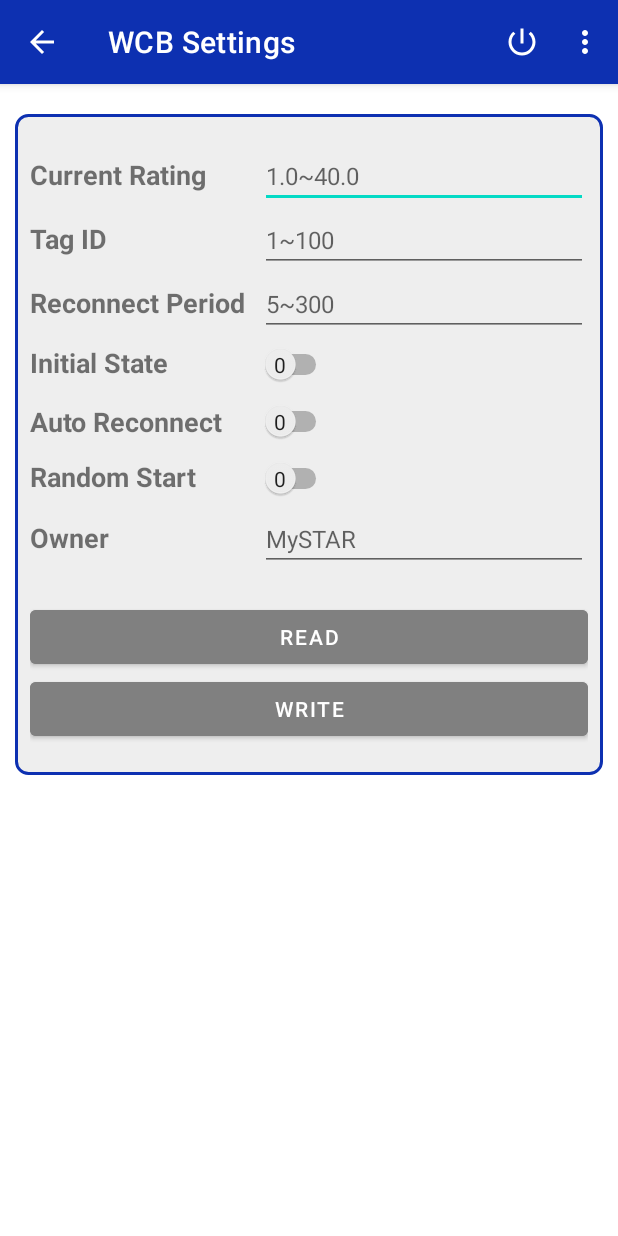
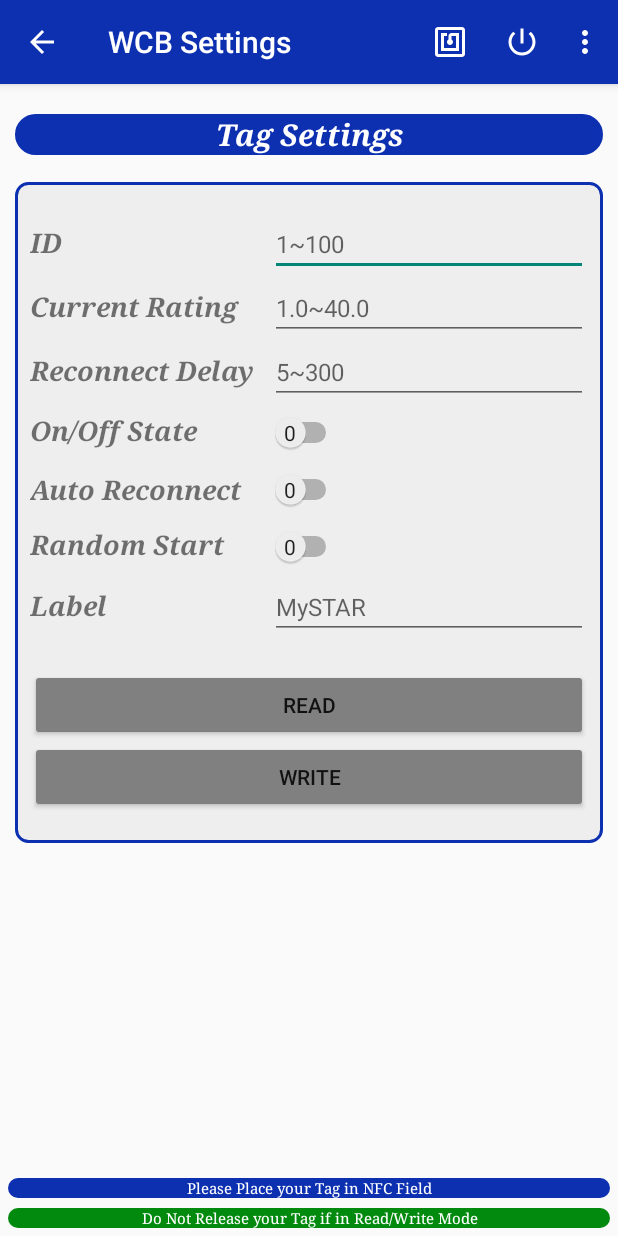
Before and after one commit to EumundDK/WCB_Settings, an Android app: the screen it shows after launch (MainActivity), on a phone screen of 412 x 824 dp. Run offline under Robolectric (Android 15) with nearby library versions, the phone set to English and light mode, and no system bars.

Commit message:
#update 20230711

```diff
--- a/app/src/main/AndroidManifest.xml
+++ b/app/src/main/AndroidManifest.xml
@@ -7,7 +7,7 @@
 
     <application
         android:allowBackup="true"
-        android:icon="@drawable/wcbsetting"
+        android:icon="@drawable/setting"
         android:label="@string/app_name"
         android:roundIcon="@mipmap/ic_launcher_round"
         android:supportsRtl="true"
--- /dev/null
+++ b/app/src/main/res/drawable/baseline_nfc_24dp.xml
@@ -0,0 +1,11 @@
+<vector
+    android:height="24dp"
+    android:tint="#FFFFFF"
+    android:viewportHeight="24"
+    android:viewportWidth="24"
+    android:width="24dp"
+    xmlns:android="http://schemas.android.com/apk/res/android">
+    <path
+        android:fillColor="@android:color/white"
+        android:pathData="M20,2L4,2c-1.1,0 -2,0.9 -2,2v16c0,1.1 0.9,2 2,2h16c1.1,0 2,-0.9 2,-2L22,4c0,-1.1 -0.9,-2 -2,-2zM20,20L4,20L4,4h16v16zM18,6h-5c-1.1,0 -2,0.9 -2,2v2.28c-0.6,0.35 -1,0.98 -1,1.72 0,1.1 0.9,2 2,2s2,-0.9 2,-2c0,-0.74 -0.4,-1.38 -1,-1.72L13,8h3v8L8,16L8,8h2L10,6L6,6v12h12L18,6z"/>
+</vector>
--- /dev/null
+++ b/app/src/main/res/drawable/border_with_background.xml
@@ -0,0 +1,12 @@
+<?xml version="1.0" encoding="utf-8"?>
+<shape
+    xmlns:android="http://schemas.android.com/apk/res/android"
+    android:shape = "rectangle">
+
+    <solid
+        android:color="@color/dark_blue">
+    </solid>
+
+    <corners android:radius="50dp"/>
+
+</shape>
--- /dev/null
+++ b/app/src/main/res/drawable/ic_title_with_background_color.xml
@@ -0,0 +1,16 @@
+<?xml version="1.0" encoding="utf-8"?>
+<shape
+    xmlns:android="http://schemas.android.com/apk/res/android"
+    android:shape="rectangle">
+
+    <stroke
+        android:color="@color/dark_blue"
+        android:width="2dp"/>
+
+    <corners
+        android:radius="50dp"/>
+
+    <solid
+        android:color="@color/dark_blue"/>
+
+</shape>
--- a/app/src/main/res/layout/activity_main.xml
+++ b/app/src/main/res/layout/activity_main.xml
@@ -18,17 +18,28 @@
             android:layout_height="wrap_content"
             android:src="@drawable/tap_tag3" />
 
-        <!--<ImageButton
-            android:id="@+id/imageButton2"
-            android:layout_width="8mm"
-            android:layout_height="8mm"
-            android:background="@drawable/ic_baseline_circle_red_12"
-            android:onClick="exitApp"
-            android:layout_gravity="bottom"
-            android:layout_marginBottom="10dp"
-            app:srcCompat="@drawable/ic_baseline_power_settings_new_16"
-            android:layout_marginEnd="10dp"/>
--->
+
+    </LinearLayout>
+
+    <LinearLayout
+        android:layout_width="match_parent"
+        android:layout_height="wrap_content"
+        android:layout_marginStart="10dp"
+        android:layout_marginEnd="10dp"
+        android:layout_marginTop="20dp"
+        android:background="@drawable/ic_title_with_background_color">
+
+        <TextView
+            android:id="@+id/header"
+            android:layout_width="match_parent"
+            android:layout_height="wrap_content"
+            android:text="Tag Settings"
+            android:textStyle="bold|italic|normal"
+            android:textSize="20sp"
+            android:fontFamily="serif"
+            android:textAlignment="center"
+            android:textColor="@color/white"/>
+
     </LinearLayout>
 
     <LinearLayout
@@ -39,7 +50,7 @@
         android:visibility="visible"
         android:layout_marginStart="10dp"
         android:layout_marginEnd="10dp"
-        android:layout_marginTop="20dp"
+        android:layout_marginTop="65dp"
         android:background="@drawable/border_grey_background">
 
         <TableLayout
@@ -54,41 +65,6 @@
             android:stretchColumns="2" >
 
             <TableRow
-                android:id="@+id/tableRow1"
-                android:layout_width="match_parent"
-                android:layout_height="match_parent">
-
-                <TextView
-                    android:id="@+id/currentRatingText"
-                    android:layout_width="wrap_content"
-                    android:layout_height="wrap_content"
-                    android:text="Current Rating"
-                    android:textStyle="bold"
-                    android:textSize="18sp"
-                    android:layout_column="1"/>
-
-                <EditText
-                    android:id="@+id/currentRatingEdit"
-                    android:layout_width="match_parent"
-                    android:layout_height="wrap_content"
-                    android:layout_column="2"
-                    android:layout_marginStart="10dp"
-                    android:hint="1.0~40.0"
-                    android:inputType="numberDecimal"
-                    android:textSize="16sp" />
-
-                <!--<ImageView
-                    android:id="@+id/currentRatingWarning"
-                    android:layout_width="wrap_content"
-                    android:layout_height="wrap_content"
-                    android:src="@drawable/ic_baseline_warning_amber_red_24"
-                    android:layout_gravity="center"
-                    android:layout_column="4"
-                    android:visibility="gone"/>-->
-
-            </TableRow>
-
-            <TableRow
                 android:id="@+id/tableRow2"
                 android:layout_width="match_parent"
                 android:layout_height="match_parent">
@@ -97,9 +73,10 @@
                     android:id="@+id/tagIdText"
                     android:layout_width="wrap_content"
                     android:layout_height="wrap_content"
-                    android:text="Tag ID"
-                    android:textStyle="bold"
+                    android:text="ID"
+                    android:textStyle="bold|italic"
                     android:textSize="18sp"
+                    android:fontFamily="serif"
                     android:layout_column="1"/>
 
                 <EditText
@@ -124,6 +101,44 @@
             </TableRow>
 
             <TableRow
+                android:id="@+id/tableRow1"
+                android:layout_width="match_parent"
+                android:layout_height="match_parent">
+
+                <TextView
+                    android:id="@+id/currentRatingText"
+                    android:layout_width="wrap_content"
+                    android:layout_height="wrap_content"
+                    android:text="Current Rating"
+                    android:textStyle="bold|italic"
+                    android:textSize="18sp"
+                    android:fontFamily="serif"
+                    android:layout_column="1"/>
+
+                <EditText
+                    android:id="@+id/currentRatingEdit"
+                    android:layout_width="match_parent"
+                    android:layout_height="wrap_content"
+                    android:layout_column="2"
+                    android:layout_marginStart="10dp"
+                    android:hint="1.0~40.0"
+                    android:inputType="numberDecimal"
+                    android:textSize="16sp" />
+
+                <!--<ImageView
+                    android:id="@+id/currentRatingWarning"
+                    android:layout_width="wrap_content"
+                    android:layout_height="wrap_content"
+                    android:src="@drawable/ic_baseline_warning_amber_red_24"
+                    android:layout_gravity="center"
+                    android:layout_column="4"
+                    android:visibility="gone"/>-->
+
+            </TableRow>
+
+
+
+            <TableRow
                 android:id="@+id/tableRow3"
                 android:layout_width="match_parent"
                 android:layout_height="match_parent">
@@ -133,9 +148,10 @@
                     android:layout_width="wrap_content"
                     android:layout_height="wrap_content"
                     android:layout_column="1"
-                    android:text="Reconnect Period"
-                    android:textStyle="bold"
-                    android:textSize="18sp" />
+                    android:text="Reconnect Delay"
+                    android:textStyle="bold|italic"
+                    android:textSize="18sp"
+                    android:fontFamily="serif" />
 
                 <EditText
                     android:id="@+id/reconnectPeriodEdit"
@@ -169,9 +185,10 @@
                     android:id="@+id/initialStateText"
                     android:layout_width="wrap_content"
                     android:layout_height="wrap_content"
-                    android:text="Initial State"
-                    android:textStyle="bold"
+                    android:text="On/Off State"
+                    android:textStyle="bold|italic"
                     android:textSize="18sp"
+                    android:fontFamily="serif"
                     android:layout_column="1" />
 
                 <Switch
@@ -200,8 +217,9 @@
                     android:layout_height="wrap_content"
                     android:layout_column="1"
                     android:text="Auto Reconnect"
-                    android:textStyle="bold"
+                    android:textStyle="bold|italic"
                     android:textSize="18sp"
+                    android:fontFamily="serif"
                     android:layout_gravity="center_vertical"/>
 
                 <Switch
@@ -229,8 +247,9 @@
                     android:layout_width="wrap_content"
                     android:layout_height="wrap_content"
                     android:text="Random Start"
-                    android:textStyle="bold"
+                    android:textStyle="bold|italic"
                     android:textSize="18sp"
+                    android:fontFamily="serif"
                     android:layout_column="1"/>
 
                 <Switch
@@ -255,9 +274,10 @@
                     android:id="@+id/ownerNameText"
                     android:layout_width="wrap_content"
                     android:layout_height="wrap_content"
-                    android:text="Owner"
-                    android:textStyle="bold"
+                    android:text="Label"
+                    android:textStyle="bold|italic"
                     android:textSize="18sp"
+                    android:fontFamily="serif"
                     android:layout_column="1"/>
 
                 <EditText
@@ -320,5 +340,34 @@
         </androidx.constraintlayout.widget.ConstraintLayout>-->
 
         </LinearLayout>
+    <TextView
+        android:layout_width="match_parent"
+        android:layout_height="wrap_content"
+        android:layout_alignParentBottom="true"
+        android:text="Please Place your Tag in NFC Field"
+        android:gravity="center"
+        android:textSize="10sp"
+        android:fontFamily="serif"
+        android:background="@drawable/border_with_background"
+        android:textColor="@color/white"
+        android:layout_marginEnd="5dp"
+        android:layout_marginTop="5dp"
+        android:layout_marginStart="5dp"
+        android:layout_marginBottom="25dp"/>
+
+    <TextView
+        android:layout_width="match_parent"
+        android:layout_height="wrap_content"
+        android:layout_alignParentBottom="true"
+        android:text="Do Not Release your Tag if in Read/Write Mode"
+        android:gravity="center"
+        android:textSize="10sp"
+        android:fontFamily="serif"
+        android:background="@drawable/border_with_background"
+        android:backgroundTint="@color/dark_green"
+        android:textColor="@color/white"
+        android:layout_marginEnd="5dp"
+        android:layout_marginStart="5dp"
+        android:layout_marginBottom="5dp"/>
 
 </RelativeLayout>
--- a/app/src/main/res/menu/main_menu.xml
+++ b/app/src/main/res/menu/main_menu.xml
@@ -3,13 +3,13 @@
     xmlns:app="http://schemas.android.com/apk/res-auto">
     <item
         android:id="@+id/menu_eeprom"
-        android:title="EEPROM"
+        android:title="Tag Settings"
         android:orderInCategory="1"
         app:showAsAction="never" />
 
     <item
         android:id="@+id/menu_details"
-        android:title="Details"
+        android:title="Tag Details"
         android:orderInCategory="2"
         app:showAsAction="never"/>
 
@@ -20,4 +20,10 @@
         app:showAsAction="always"
         android:icon="@drawable/ic_shut_down_24dp"/>
 
+    <item
+        android:id="@+id/nfc"
+        android:title="NFC Setting"
+        android:icon="@drawable/baseline_nfc_24dp"
+        app:showAsAction="always"/>
+
 </menu>
--- a/app/src/main/res/values-night/themes.xml
+++ b/app/src/main/res/values-night/themes.xml
@@ -1,6 +1,6 @@
 <resources xmlns:tools="http://schemas.android.com/tools">
     <!-- Base application theme. -->
-    <style name="Theme.WCBSettings" parent="Theme.MaterialComponents.Light.DarkActionBar">
+    <style name="Theme.WCBSettings" parent="Theme.MaterialComponents.Light.DarkActionBar.Bridge">
         <!-- Primary brand color. -->
         <item name="colorPrimary">@color/dark_blue</item>
         <item name="colorPrimaryVariant">@color/dark_blue</item>
--- a/app/src/main/res/values/themes.xml
+++ b/app/src/main/res/values/themes.xml
@@ -1,6 +1,6 @@
 <resources xmlns:tools="http://schemas.android.com/tools">
     <!-- Base application theme. -->
-    <style name="Theme.WCBSettings" parent="Theme.MaterialComponents.Light.DarkActionBar">
+    <style name="Theme.WCBSettings" parent="Theme.MaterialComponents.Light.DarkActionBar.Bridge">
         <!-- Primary brand color. -->
         <item name="colorPrimary">@color/dark_blue</item>
         <item name="colorPrimaryVariant">@color/dark_blue</item>
```
Also changed, not shown: app/src/main/java/com/example/wcbsettings/DetailsActivity.java (+14 -0 lines), app/src/main/java/com/example/wcbsettings/MainActivity.java (+14 -0 lines), app/src/main/res/layout/activity_details.xml (+61 -6 lines), app/src/main/res/drawable/setting.png (added), app/src/main/res/drawable/wcbsetting.png (deleted).
